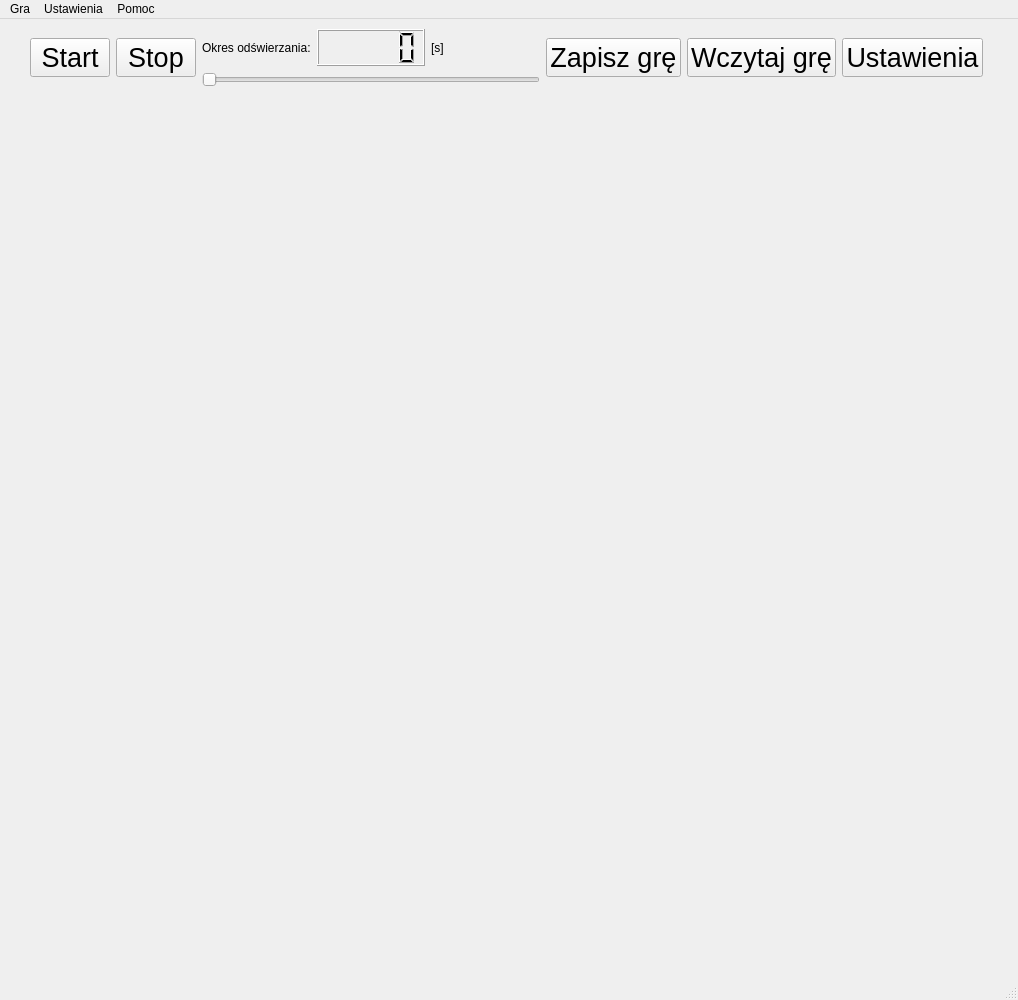
First picture: the form in mainwindow.ui, repository filipian1/GraWZycie, before the edit.
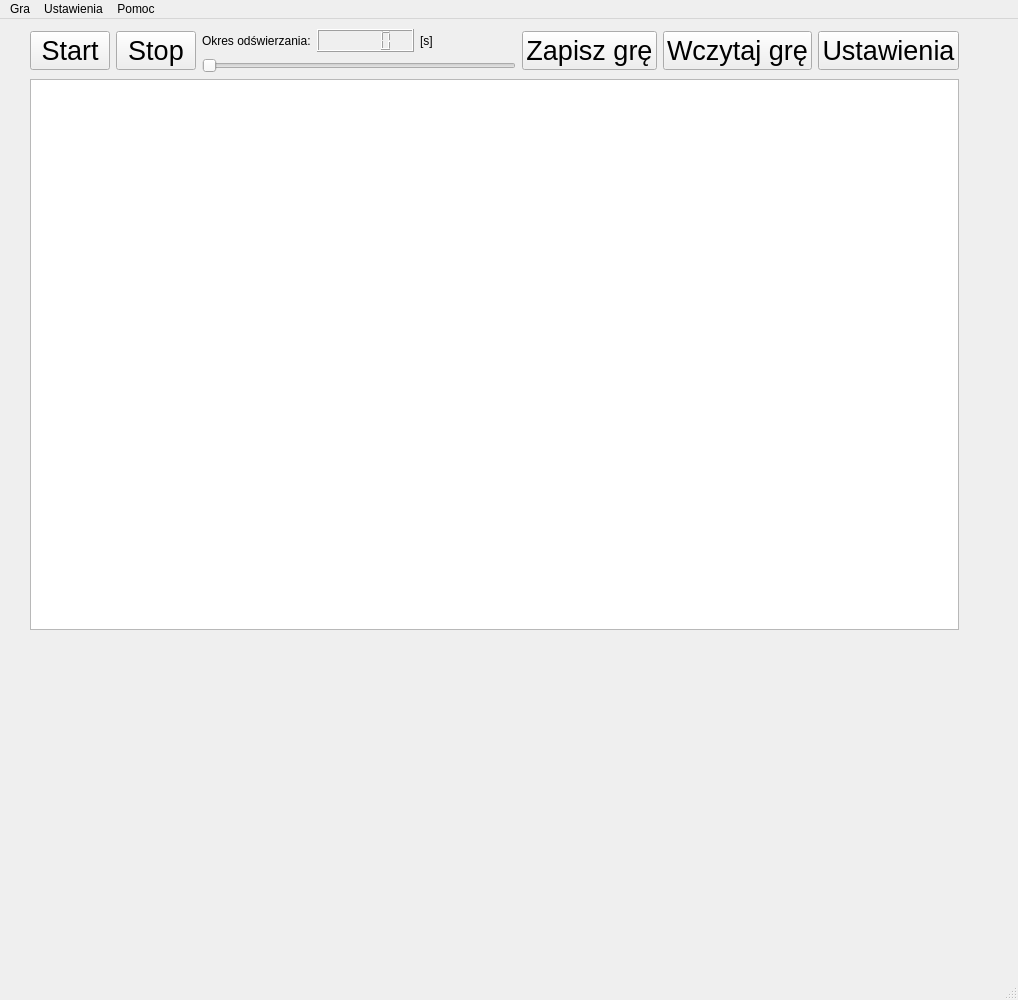
Second picture: the form after the edit.

Patch:
```diff
--- a/mainwindow.ui
+++ b/mainwindow.ui
@@ -19,10 +19,12 @@
      <rect>
       <x>30</x>
       <y>10</y>
-      <width>953</width>
-      <height>58</height>
+      <width>929</width>
+      <height>601</height>
      </rect>
     </property>
+    <layout class="QVBoxLayout" name="verticalLayout_2">
+     <item>
     <layout class="QHBoxLayout" name="horizontalLayout_2">
      <item>
       <widget class="QPushButton" name="pushButton_2">
@@ -117,6 +119,11 @@
       </widget>
      </item>
     </layout>
+     </item>
+     <item>
+      <widget class="QTableView" name="tableView"/>
+     </item>
+    </layout>
    </widget>
   </widget>
   <widget class="QMenuBar" name="menubar">
```
Left out of the diff: 6 changed lines with no effect on the pictures. Lines whose indentation alone changed are shown as unchanged.
